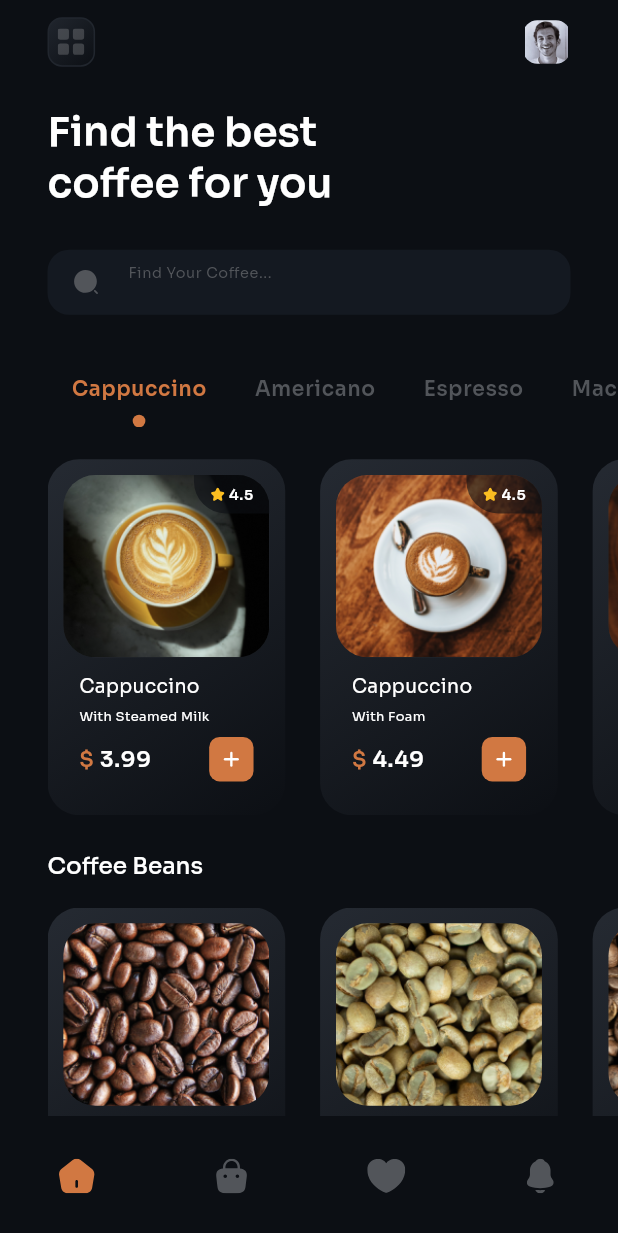
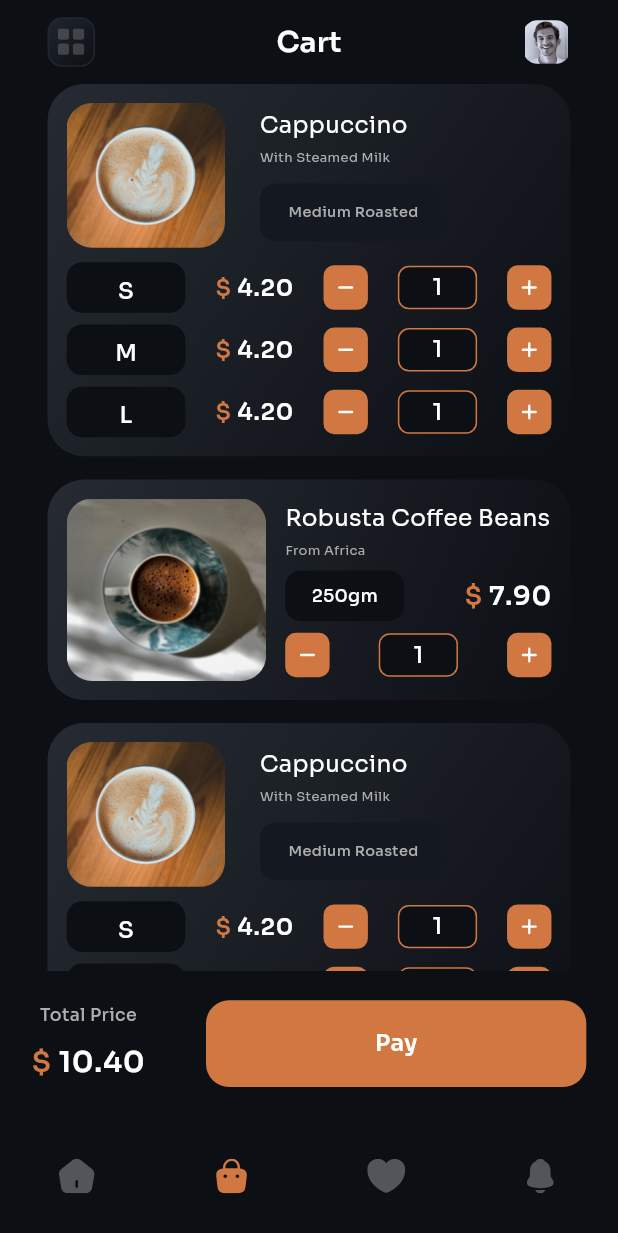
Before and after one commit to Akingbade675/CuppaConnect, a Flutter app: the screen it shows after launch, on a phone screen of 412 x 824 dp. Shown: the top 1233 px of the screen. Run offline on Flutter 3.47's test engine with Material 3 defaults, Android fonts, the phone set to English and light mode, and no system bars; our stand-ins replace flutter_bloc, flutter_native_splash, flutter_screenutil, flutter_svg, google_maps_flutter, location and 1 more; missing offline and left inert: flutter_polyline_points.

Commit message:
Implement Cart feature UI

```diff
--- a/lib/navigation_menu.dart
+++ b/lib/navigation_menu.dart
@@ -1,4 +1,5 @@
 import 'package:coffee_shop_app/src/components/svg_icon.dart';
+import 'package:coffee_shop_app/src/modules/cart/views/cart_screen.dart';
 import 'package:coffee_shop_app/src/modules/home/views/home_screen.dart';
 import 'package:coffee_shop_app/src/res/colors.dart';
 import 'package:coffee_shop_app/src/res/icon_strings.dart';
@@ -21,12 +22,12 @@ class _NavigationMenuState extends State<NavigationMenu> {
 
   List<Widget> get _screens => [
         const HomeScreen(),
-        const SizedBox(),
+        const CartScreen(),
         const SizedBox(),
         const SizedBox(),
       ];
 
-  int index = 0;
+  int index = 1;
 
   @override
   Widget build(BuildContext context) {
--- a/lib/src/components/coffee_text.dart
+++ b/lib/src/components/coffee_text.dart
@@ -30,19 +30,20 @@ class CoffeeTitleText extends StatelessWidget {
 class CoffeeSideText extends StatelessWidget {
   final String text;
   final double size;
+  final Color color;
 
-  const CoffeeSideText({
-    super.key,
-    required this.text,
-    this.size = 9,
-  });
+  const CoffeeSideText(
+      {super.key,
+      required this.text,
+      this.size = 9,
+      this.color = AppColors.white});
 
   @override
   Widget build(BuildContext context) {
     return Text(
       text,
       style: TextStyle(
-        color: AppColors.white,
+        color: color,
         fontSize: size.sp,
         fontWeight: FontWeight.w400,
       ),
--- a/lib/src/components/price_widget.dart
+++ b/lib/src/components/price_widget.dart
@@ -23,7 +23,7 @@ class PriceWidget extends StatelessWidget {
         ),
         children: [
           TextSpan(
-            text: price.toString(),
+            text: price.toStringAsFixed(2),
             style: context.textTheme.bodyLarge?.copyWith(
               fontSize: fontSize.sp,
             ),
--- a/lib/src/components/rounded_container.dart
+++ b/lib/src/components/rounded_container.dart
@@ -3,28 +3,37 @@ import 'package:flutter/material.dart';
 import 'package:flutter_screenutil/flutter_screenutil.dart';
 
 class RoundedContainer extends StatelessWidget {
-  final Size size;
+  final Size? size;
   final Border? border;
+  final Gradient? gradient;
+  final double padding;
+  final double borderRadius;
+  final Color color;
   final Widget child;
 
   const RoundedContainer({
     super.key,
     required this.child,
-    required this.size,
+    this.size,
     this.border,
+    this.gradient,
+    this.borderRadius = 10,
+    this.padding = 8,
+    this.color = AppColors.bgGrey,
   });
 
   @override
   Widget build(BuildContext context) {
     return Container(
       alignment: Alignment.center,
-      width: size.width.w,
-      height: size.height.h,
-      padding: EdgeInsets.all(8.w),
+      width: size?.width.w,
+      height: size?.height.h,
+      padding: EdgeInsets.all(padding.w),
       decoration: BoxDecoration(
-        color: AppColors.bgGrey,
-        borderRadius: BorderRadius.circular(10.w),
+        color: color,
+        borderRadius: BorderRadius.circular(borderRadius.w),
         border: border,
+        gradient: gradient,
       ),
       child: child,
     );
--- /dev/null
+++ b/lib/src/modules/cart/components/multiple_variation_cart_item.dart
@@ -0,0 +1,84 @@
+import 'package:coffee_shop_app/src/components/coffee_text.dart';
+import 'package:coffee_shop_app/src/components/rounded_container.dart';
+import 'package:coffee_shop_app/src/extensions/context_ext.dart';
+import 'package:coffee_shop_app/src/modules/cart/components/multiple_variation_cart_qty_picker.dart';
+import 'package:coffee_shop_app/src/res/colors.dart';
+import 'package:flutter/material.dart';
+import 'package:flutter_screenutil/flutter_screenutil.dart';
+
+class MultipleVariationCartItem extends StatelessWidget {
+  const MultipleVariationCartItem({
+    super.key,
+  });
+
+  @override
+  Widget build(BuildContext context) {
+    return RoundedContainer(
+      padding: 12,
+      borderRadius: 23,
+      gradient: AppColors.cartItemGradient,
+      child: Column(
+        children: [
+          Row(
+            crossAxisAlignment: CrossAxisAlignment.center,
+            children: [
+              ClipRRect(
+                borderRadius: BorderRadius.circular(16.w),
+                child: Image.asset(
+                  'assets/coffee_assets/latte/square/latte_pic_1_square.png',
+                  fit: BoxFit.cover,
+                  width: 100.w,
+                  height: 100.h,
+                ),
+              ),
+              SizedBox(width: 22.w),
+              Expanded(
+                child: Column(
+                  mainAxisSize: MainAxisSize.min,
+                  crossAxisAlignment: CrossAxisAlignment.start,
+                  children: [
+                    const CoffeeTitleText(text: 'Cappuccino', size: 16),
+                    SizedBox(height: 4.h),
+                    const CoffeeSideText(
+                      text: 'With Steamed Milk',
+                      color: AppColors.grey20,
+                    ),
+                    SizedBox(height: 12.h),
+                    RoundedContainer(
+                      size: const Size(118, 40),
+                      child: Text(
+                        'Medium Roasted',
+                        style: context.textTheme.bodyMedium?.copyWith(
+                          fontSize: 10.sp,
+                          color: AppColors.grey20,
+                        ),
+                      ),
+                    ),
+                  ],
+                ),
+              ),
+            ],
+          ),
+          SizedBox(height: 10.h),
+          const MultiVariationCartQuantityPicker(
+            text: 'S',
+            price: 4.20,
+            quantity: 1,
+          ),
+          SizedBox(height: 8.h),
+          const MultiVariationCartQuantityPicker(
+            text: 'M',
+            price: 4.20,
+            quantity: 1,
+          ),
+          SizedBox(height: 8.h),
+          const MultiVariationCartQuantityPicker(
+            text: 'L',
+            price: 4.20,
+            quantity: 1,
+          ),
+        ],
+      ),
+    );
+  }
+}
--- /dev/null
+++ b/lib/src/modules/cart/components/multiple_variation_cart_qty_picker.dart
@@ -0,0 +1,64 @@
+import 'package:coffee_shop_app/src/components/app_icon_button.dart';
+import 'package:coffee_shop_app/src/components/price_widget.dart';
+import 'package:coffee_shop_app/src/components/rounded_container.dart';
+import 'package:coffee_shop_app/src/extensions/context_ext.dart';
+import 'package:coffee_shop_app/src/res/colors.dart';
+import 'package:coffee_shop_app/src/res/icon_strings.dart';
+import 'package:flutter/material.dart';
+import 'package:flutter_screenutil/flutter_screenutil.dart';
+
+class MultiVariationCartQuantityPicker extends StatelessWidget {
+  final String text;
+  final double price;
+  final int quantity;
+
+  const MultiVariationCartQuantityPicker({
+    super.key,
+    required this.text,
+    required this.price,
+    required this.quantity,
+  });
+
+  @override
+  Widget build(BuildContext context) {
+    return Row(
+      mainAxisAlignment: MainAxisAlignment.spaceBetween,
+      crossAxisAlignment: CrossAxisAlignment.center,
+      children: [
+        RoundedContainer(
+          size: const Size(75, 35),
+          color: AppColors.black,
+          child: Text(
+            text,
+            style: context.textTheme.bodyMedium?.copyWith(
+              color: AppColors.white,
+              fontSize: 16.sp,
+            ),
+          ),
+        ),
+        PriceWidget(price: price, fontSize: 16),
+        const AppIconButton(iconPath: AppIcons.minus, size: 28),
+        RoundedContainer(
+          padding: 0,
+          borderRadius: 7,
+          color: AppColors.black,
+          size: const Size(50, 30),
+          border: Border.all(color: AppColors.brown),
+          child: FittedBox(
+            child: Text(
+              quantity.toString(),
+              style: context.textTheme.bodyMedium?.copyWith(
+                color: AppColors.white,
+                fontSize: 16.sp,
+              ),
+            ),
+          ),
+        ),
+        const AppIconButton(
+          iconPath: AppIcons.plus,
+          size: 28,
+        ),
+      ],
+    );
+  }
+}
--- /dev/null
+++ b/lib/src/modules/cart/components/single_variation_cart_item.dart
@@ -0,0 +1,59 @@
+import 'package:coffee_shop_app/src/components/coffee_text.dart';
+import 'package:coffee_shop_app/src/components/rounded_container.dart';
+import 'package:coffee_shop_app/src/modules/cart/components/single_variation_cart_qty_picker.dart';
+import 'package:coffee_shop_app/src/res/colors.dart';
+import 'package:flutter/material.dart';
+import 'package:flutter_screenutil/flutter_screenutil.dart';
+
+class SingleVariationCartItem extends StatelessWidget {
+  const SingleVariationCartItem({super.key});
+
+  @override
+  Widget build(BuildContext context) {
+    return RoundedContainer(
+      padding: 12,
+      borderRadius: 23,
+      gradient: AppColors.cartItemGradient,
+      child: Column(
+        children: [
+          Row(
+            crossAxisAlignment: CrossAxisAlignment.center,
+            children: [
+              ClipRRect(
+                borderRadius: BorderRadius.circular(16.w),
+                child: Image.asset(
+                  'assets/coffee_assets/americano/square/americano_pic_2_square.png',
+                  fit: BoxFit.cover,
+                  width: 126.w,
+                  height: 126.h,
+                ),
+              ),
+              SizedBox(width: 12.w),
+              Expanded(
+                child: Column(
+                  mainAxisSize: MainAxisSize.min,
+                  crossAxisAlignment: CrossAxisAlignment.start,
+                  children: [
+                    const CoffeeTitleText(
+                        text: 'Robusta Coffee Beans', size: 16),
+                    SizedBox(height: 4.h),
+                    const CoffeeSideText(
+                      text: 'From Africa',
+                      color: AppColors.grey20,
+                    ),
+                    SizedBox(height: 8.h),
+                    const SingleVariationCartQuantityPicker(
+                      text: '250gm',
+                      price: 7.90,
+                      quantity: 1,
+                    ),
+                  ],
+                ),
+              ),
+            ],
+          ),
+        ],
+      ),
+    );
+  }
+}
--- /dev/null
+++ b/lib/src/modules/cart/components/single_variation_cart_qty_picker.dart
@@ -0,0 +1,78 @@
+import 'package:coffee_shop_app/src/components/app_icon_button.dart';
+import 'package:coffee_shop_app/src/components/price_widget.dart';
+import 'package:coffee_shop_app/src/components/rounded_container.dart';
+import 'package:coffee_shop_app/src/extensions/context_ext.dart';
+import 'package:coffee_shop_app/src/res/colors.dart';
+import 'package:coffee_shop_app/src/res/icon_strings.dart';
+import 'package:flutter/material.dart';
+import 'package:flutter_screenutil/flutter_screenutil.dart';
+
+class SingleVariationCartQuantityPicker extends StatelessWidget {
+  final String text;
+  final double price;
+  final int quantity;
+
+  const SingleVariationCartQuantityPicker({
+    super.key,
+    required this.text,
+    required this.price,
+    required this.quantity,
+  });
+
+  @override
+  Widget build(BuildContext context) {
+    return Column(
+      mainAxisSize: MainAxisSize.min,
+      children: [
+        Row(
+          mainAxisAlignment: MainAxisAlignment.spaceBetween,
+          crossAxisAlignment: CrossAxisAlignment.center,
+          children: [
+            RoundedContainer(
+              size: const Size(75, 35),
+              color: AppColors.black,
+              child: FittedBox(
+                child: Text(
+                  text,
+                  style: context.textTheme.bodyMedium?.copyWith(
+                    color: AppColors.white,
+                    fontSize: 16.sp,
+                  ),
+                ),
+              ),
+            ),
+            PriceWidget(price: price, fontSize: 18),
+          ],
+        ),
+        SizedBox(height: 8.h),
+        Row(
+          mainAxisAlignment: MainAxisAlignment.spaceBetween,
+          crossAxisAlignment: CrossAxisAlignment.center,
+          children: [
+            const AppIconButton(iconPath: AppIcons.minus, size: 28),
+            RoundedContainer(
+              padding: 0,
+              borderRadius: 7,
+              color: AppColors.black,
+              size: const Size(50, 30),
+              border: Border.all(color: AppColors.brown),
+              child: FittedBox(
+                child: Text(
+                  quantity.toString(),
+                  style: context.textTheme.bodyMedium?.copyWith(
+                    color: AppColors.white,
+                    fontSize: 16.sp,
+                  ),
+                ),
+              ),
+            ),
+            const AppIconButton(
+              iconPath: AppIcons.plus,
+              size: 28,
+            ),
+          ],
+        ),
+      ],
+    );
+  }
+}
--- /dev/null
+++ b/lib/src/modules/cart/views/cart_screen.dart
@@ -0,0 +1,46 @@
+import 'package:coffee_shop_app/src/components/appbar.dart';
+import 'package:coffee_shop_app/src/modules/cart/components/multiple_variation_cart_item.dart';
+import 'package:coffee_shop_app/src/modules/cart/components/single_variation_cart_item.dart';
+import 'package:coffee_shop_app/src/modules/home/components/price_and_add_to_cart.dart';
+import 'package:coffee_shop_app/src/res/colors.dart';
+import 'package:coffee_shop_app/src/res/icon_strings.dart';
+import 'package:coffee_shop_app/src/res/image_strings.dart';
+import 'package:flutter/material.dart';
+import 'package:flutter_screenutil/flutter_screenutil.dart';
+
+class CartScreen extends StatelessWidget {
+  const CartScreen({super.key});
+
+  @override
+  Widget build(BuildContext context) {
+    return Scaffold(
+      appBar: AAppBar(
+        leadingIcon: AppIcons.menu,
+        iconBg: AppColors.iconGradient1,
+        title: 'Cart',
+        trailingImage: AppImages.avatar,
+      ),
+      body: Column(
+        children: [
+          Expanded(
+            child: ListView.separated(
+              itemCount: 5,
+              padding: EdgeInsets.symmetric(horizontal: 30.w),
+              separatorBuilder: (_, __) => SizedBox(height: 16.h),
+              itemBuilder: (_, index) {
+                return index % 2 == 0
+                    ? const MultipleVariationCartItem()
+                    : const SingleVariationCartItem();
+              },
+            ),
+          ),
+          const PageBottomPrice(
+            price: 10.40,
+            text: 'Total Price',
+            btnText: 'Pay',
+          ),
+        ],
+      ),
+    );
+  }
+}
--- a/lib/src/modules/home/components/details_image.dart
+++ b/lib/src/modules/home/components/details_image.dart
@@ -101,12 +101,15 @@ class CoffeeDetailsImageOverlay extends StatelessWidget {
               ),
               // const Spacer(),
               SizedBox(width: 15.w),
-              _buildCoffeeContentContainer(context,
-                  icon: AppIcons.coffee, text: 'Coffee'),
+              _buildCoffeeContentContainer(
+                context,
+                icon: isBean ? AppIcons.bean : AppIcons.coffee,
+                text: isBean ? 'Bean' : 'Coffee',
+              ),
               SizedBox(width: 20.w),
               _buildCoffeeContentContainer(
                 context,
-                icon: isBean ? AppIcons.bean : AppIcons.milk,
+                icon: isBean ? AppIcons.location : AppIcons.milk,
                 text: isBean ? 'Africa' : 'Milk',
               ),
             ],
--- a/lib/src/modules/home/components/price_and_add_to_cart.dart
+++ b/lib/src/modules/home/components/price_and_add_to_cart.dart
@@ -5,12 +5,18 @@ import 'package:coffee_shop_app/src/res/colors.dart';
 import 'package:flutter/material.dart';
 import 'package:flutter_screenutil/flutter_screenutil.dart';
 
-class PriceAndAddToCartWidget extends StatelessWidget {
+class PageBottomPrice extends StatelessWidget {
+  final String text;
+  final String btnText;
   final double price;
+  final VoidCallback? onBtnPressed;
 
-  const PriceAndAddToCartWidget({
+  const PageBottomPrice({
     super.key,
     required this.price,
+    required this.text,
+    required this.btnText,
+    this.onBtnPressed,
   });
 
   @override
@@ -26,7 +32,7 @@ class PriceAndAddToCartWidget extends StatelessWidget {
             crossAxisAlignment: CrossAxisAlignment.center,
             children: [
               Text(
-                'Price',
+                text,
                 style: context.textTheme.bodyMedium?.copyWith(
                   fontSize: 12.sp,
                   color: AppColors.grey20,
@@ -54,7 +60,7 @@ class PriceAndAddToCartWidget extends StatelessWidget {
               ),
             ),
             child: Text(
-              'Add to Cart',
+              btnText,
               style: context.textTheme.bodyMedium?.copyWith(
                 fontWeight: FontWeight.w600,
               ),
--- a/lib/src/modules/home/views/coffee_detail_screen.dart
+++ b/lib/src/modules/home/views/coffee_detail_screen.dart
@@ -61,7 +61,11 @@ class CoffeeDetailScreen extends StatelessWidget {
               ),
             ),
           ),
-          PriceAndAddToCartWidget(price: data.prices.values.first),
+          PageBottomPrice(
+            text: 'Price',
+            btnText: 'Add to Cart',
+            price: data.prices.values.first,
+          ),
         ],
       ),
     );
@@ -135,7 +139,8 @@ class CoffeeDetailScreen extends StatelessWidget {
             final isSelected = index == 0;
             final deviceWidth = MediaQuery.of(context).size.width;
             final chipWidth = (deviceWidth - 60.w - 26.w * 2) / 3;
-            return Row(
+            return Expanded(
+              child: Row(
                 children: [
                   RoundedContainer(
                     size: Size(chipWidth, 40),
@@ -145,7 +150,6 @@ class CoffeeDetailScreen extends StatelessWidget {
                             width: 2,
                           )
                         : null,
-                  child: Center(
                     child: Text(
                       sizes[index],
                       style: context.textTheme.bodyMedium?.copyWith(
@@ -154,9 +158,9 @@ class CoffeeDetailScreen extends StatelessWidget {
                       ),
                     ),
                   ),
-                ),
                   if (index < sizes.length) SizedBox(width: 24.w),
                 ],
+              ),
             );
           },
         ),
--- a/lib/src/res/icon_strings.dart
+++ b/lib/src/res/icon_strings.dart
@@ -5,7 +5,7 @@ class AppIcons {
   static const arrowLeft = '${prefix}arrow-left.svg';
   static const arrowRight = '${prefix}arrow-right.svg';
   // static const bag = '${prefix}bag.svg';
-  static const bean = '${prefix}bean.png';
+  // static const bean = '${prefix}bean.png';
   static const bike = '${prefix}bike.png';
   static const bikeMarker = '${prefix}bike_marker.png';
   static const discount = '${prefix}Discount.svg';
@@ -39,4 +39,5 @@ class AppIcons {
   static const milk = '${_prefix}milk.svg';
   static const star = '${_prefix}star.svg';
   static const location = '${_prefix}location.svg';
+  static const bean = '${_prefix}bean.svg';
 }
```
Lines whose indentation alone changed are shown as unchanged.
